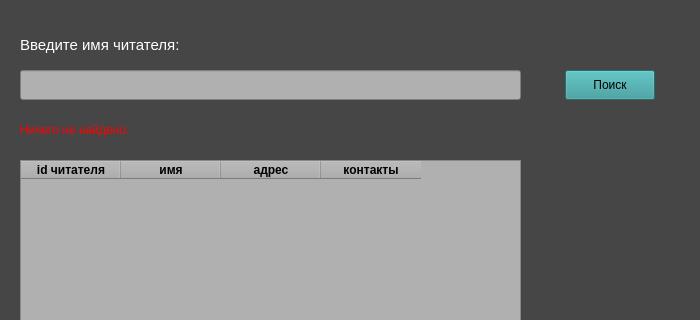
This is ClientSearch.ui in andrejmaznin/library as Qt 5 draws it before an edit; both pictures show x 0 to 700 and y 0 to 320 of the 700 by 700 pixel window. The edited form follows.
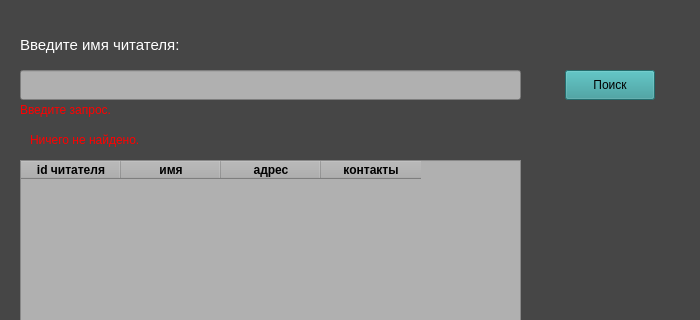
This is the edited form.

```diff
--- a/ClientSearch.ui
+++ b/ClientSearch.ui
@@ -150,8 +150,8 @@
   <widget class="QLabel" name="lb_nothing">
    <property name="geometry">
     <rect>
-     <x>20</x>
-     <y>120</y>
+     <x>30</x>
+     <y>130</y>
      <width>500</width>
      <height>20</height>
     </rect>
@@ -168,6 +168,48 @@
     <string>Ничего не найдено.</string>
    </property>
   </widget>
+  <widget class="QLabel" name="lb_p">
+   <property name="geometry">
+    <rect>
+     <x>20</x>
+     <y>100</y>
+     <width>500</width>
+     <height>20</height>
+    </rect>
+   </property>
+   <property name="font">
+    <font>
+     <pointsize>9</pointsize>
+    </font>
+   </property>
+   <property name="styleSheet">
+    <string notr="true">color: rgb(255, 0, 0);</string>
+   </property>
+   <property name="text">
+    <string>Знак % не учитывается в поиске. Сформулируйте запрос без него.</string>
+   </property>
+  </widget>
+  <widget class="QLabel" name="lb_e">
+   <property name="geometry">
+    <rect>
+     <x>20</x>
+     <y>100</y>
+     <width>500</width>
+     <height>20</height>
+    </rect>
+   </property>
+   <property name="font">
+    <font>
+     <pointsize>9</pointsize>
+    </font>
+   </property>
+   <property name="styleSheet">
+    <string notr="true">color: rgb(255, 0, 0);</string>
+   </property>
+   <property name="text">
+    <string>Введите запрос.</string>
+   </property>
+  </widget>
  </widget>
  <resources/>
  <connections/>
```
